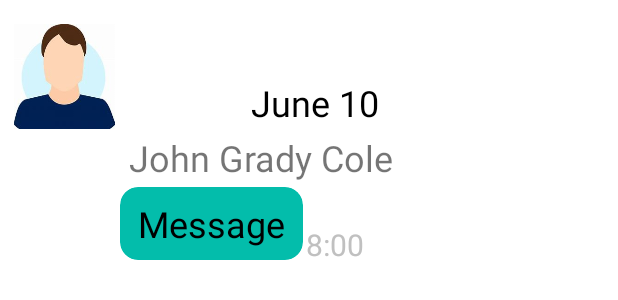
After one commit to pcoderch/FinalProjectEvents, an Android app: the layout element_her_message.xml on its own in the app's theme, with its tools: preview values and no code run, on a phone screen of 412 x 824 dp. The commit adds this screen. Shown: the top 300 px of the screen. Run offline under Robolectric (Android 15) with nearby library versions, the phone set to English and light mode, and no system bars.

Commit message:
chat views

```diff
--- /dev/null
+++ b/app/src/main/res/layout/element_her_message.xml
@@ -0,0 +1,91 @@
+<?xml version="1.0" encoding="utf-8"?>
+<androidx.constraintlayout.widget.ConstraintLayout xmlns:android="http://schemas.android.com/apk/res/android"
+    xmlns:app="http://schemas.android.com/apk/res-auto"
+    android:layout_width="match_parent"
+    android:layout_height="wrap_content"
+    android:layout_marginStart="8dp"
+    android:layout_marginTop="16dp">
+
+    <TextView
+        android:id="@+id/text_gchat_date_other"
+        android:layout_width="wrap_content"
+        android:layout_height="wrap_content"
+        android:layout_marginTop="32dp"
+        android:paddingStart="8dp"
+        android:paddingTop="4dp"
+        android:paddingEnd="8dp"
+        android:paddingBottom="4dp"
+        android:text="June 10"
+        android:textSize="24dp"
+        android:textColor="@color/black"
+        app:layout_constraintEnd_toEndOf="parent"
+        app:layout_constraintStart_toStartOf="parent"
+        app:layout_constraintTop_toTopOf="parent" />
+
+    <ImageView
+        android:id="@+id/image_gchat_profile_other"
+        android:layout_width="70dp"
+        android:layout_height="70dp"
+        android:layout_marginStart="16dp"
+        android:contentDescription="User Icon"
+        android:src="@drawable/hola"/>
+        app:layout_constraintStart_toStartOf="parent"
+        app:layout_constraintTop_toBottomOf="@+id/text_gchat_date_other" />
+
+    <TextView
+        android:id="@+id/text_gchat_user_other"
+        android:layout_width="wrap_content"
+        android:layout_height="wrap_content"
+        android:layout_marginStart="8dp"
+        android:text="John Grady Cole"
+        android:textSize="24sp"
+        app:layout_constraintStart_toEndOf="@+id/image_gchat_profile_other"
+        app:layout_constraintTop_toBottomOf="@+id/text_gchat_date_other" />
+
+    <androidx.cardview.widget.CardView
+        android:id="@+id/card_gchat_message_other"
+        android:layout_width="wrap_content"
+        android:layout_height="wrap_content"
+        app:cardBackgroundColor="@color/teal_flojo"
+        app:cardCornerRadius="12dp"
+        app:cardElevation="0dp"
+        app:cardPreventCornerOverlap="false"
+        app:cardUseCompatPadding="true"
+        app:layout_constraintStart_toEndOf="@+id/image_gchat_profile_other"
+        app:layout_constraintTop_toBottomOf="@+id/text_gchat_user_other">
+
+        <LinearLayout
+            android:id="@+id/layout_gchat_container_other"
+            android:layout_width="wrap_content"
+            android:layout_height="wrap_content"
+            android:orientation="vertical">
+
+            <TextView
+                android:id="@+id/text_gchat_message_other"
+                android:layout_width="wrap_content"
+                android:layout_height="wrap_content"
+                android:layout_marginBottom="8dp"
+                android:maxWidth="260dp"
+                android:paddingLeft="12dp"
+                android:paddingTop="8dp"
+                android:paddingRight="12dp"
+                android:text="Message"
+                android:textColor="@color/black"
+                android:textSize="24sp" />
+        </LinearLayout>
+
+    </androidx.cardview.widget.CardView>
+
+
+    <TextView
+        android:id="@+id/text_gchat_timestamp_other"
+        android:layout_width="wrap_content"
+        android:layout_height="wrap_content"
+        android:text="8:00"
+        android:textColor="#C0C0C0"
+        android:textSize="20sp"
+        app:layout_constraintBottom_toBottomOf="@+id/card_gchat_message_other"
+        app:layout_constraintStart_toEndOf="@+id/card_gchat_message_other" />
+
+
+</androidx.constraintlayout.widget.ConstraintLayout>
--- a/app/src/main/res/values/strings.xml
+++ b/app/src/main/res/values/strings.xml
@@ -68,4 +68,6 @@
     <string name="request_accepted">Request Accepted</string>
     <string name="request_rejected">Friend Request Rejected</string>
     <string name="search">Search</string>
+    <string name="chat_userName">Pablo Perez</string>
+
 </resources>
```
Also changed, not shown: app/src/main/res/layout/element_my_message.xml (added, +69 -0 lines), app/src/main/res/layout/list_one_chat.xml (added, +28 -0 lines).
